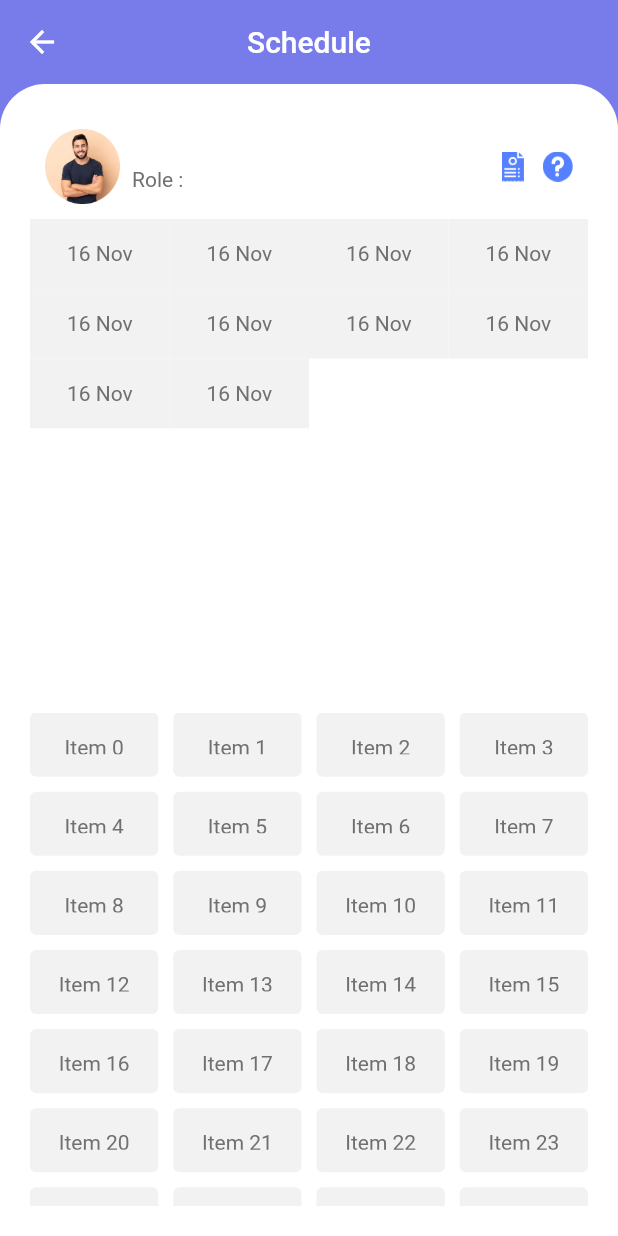
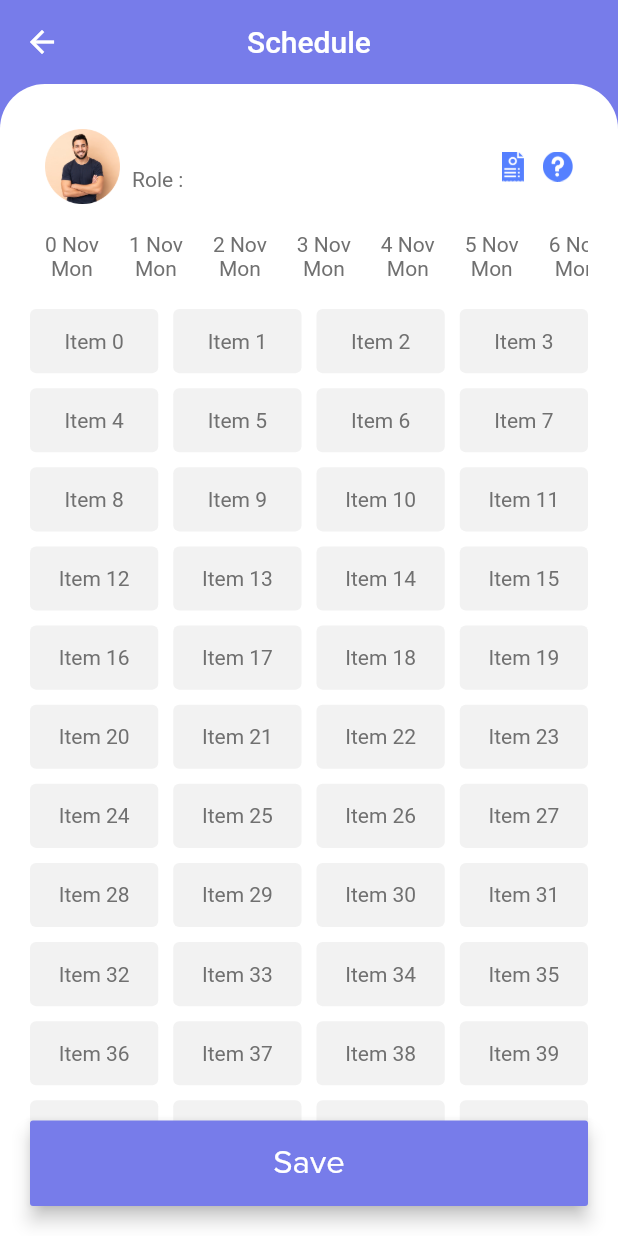
Before and after one commit to ashim-kansal/HH_therapist, a Flutter app: the BookSessionPage screen opened by its route, on a phone screen of 412 x 824 dp. Run offline on Flutter 3.47's test engine with Material 2 defaults, Android fonts, the phone set to English and light mode, and no system bars; our stand-ins replace charts_flutter; statements that could not run were skipped.

Commit message:
worked on sessions

```diff
--- a/lib/screens/book_session.dart
+++ b/lib/screens/book_session.dart
@@ -1,4 +1,8 @@
 import 'package:flutter/material.dart';
+import 'package:flutter/widgets.dart';
+import 'package:flutter_app/screens/sessions.dart';
+import 'package:flutter_app/widgets/MyScaffoldWidget.dart';
+import 'package:flutter_app/widgets/mywidgets.dart';
 import 'package:flutter_app/widgets/schedule_widgets.dart';
 import 'package:flutter_app/widgets/tharapist_cell.dart';
 
@@ -15,38 +19,24 @@ class BookSessionState extends State<BookSessionPage>{
 
   @override
   Widget build(BuildContext context){
-    return Scaffold(
-        appBar: AppBar(
-          title: Text('Schedule', style: TextStyle(color: Colors.white)),
-          centerTitle: true,
-          iconTheme: IconThemeData(
-            color: Colors.white, //change your color here
-          ),
-          backgroundColor: Theme.of(context).accentColor,
-          elevation: 0,
+    return MyWidget(title: 'Schedule', child: Column(
+      mainAxisAlignment: MainAxisAlignment.spaceAround,
+      children: [
+        TharapistCell(name: 'Abc', role: 'Abcd', showBook: false, onClick: (){},),
+        Container(height:50, child: SessionDateWidget()),
+        SizedBox(height: 10,),
+        Expanded(child: GridViewWidget(),),
+        Container(
+            child: HHButton(title: 'Save', type: 4, isEnable: true,onClick: (){
+              Navigator.pushNamed(context, SessionPage.RouteName);
+            },)
+        )
+      ],
+    )
+      // backgroundColor: Colors.white,
+      // This trailing comma makes auto-formatting nicer for build methods.
 
-        ),
-
-        body: Material(
-            color: Theme.of(context).accentColor,
-            child: Container(
-              padding: EdgeInsets.all(20),
-              decoration: BoxDecoration(
-                  borderRadius: BorderRadius.only(
-                    topRight: Radius.circular(30.0),
-                    topLeft: Radius.circular(30.0),
-                  ),
-                  color: Colors.white),
-              child: Column(
-                children: [
-                  TharapistCell(name: 'Abc', role: 'Abcd', showBook: false, onClick: (){},),
-                  Expanded(child: SessionDateWidget()),
-                  Expanded(child: GridViewWidget(),)
-                ],
-              )
-              // backgroundColor: Colors.white,
-              // This trailing comma makes auto-formatting nicer for build methods.
-            )));
+    );
 
   }
 }
--- a/lib/widgets/schedule_widgets.dart
+++ b/lib/widgets/schedule_widgets.dart
@@ -19,7 +19,7 @@ class GridViewWidget extends StatelessWidget{
               borderRadius: BorderRadius.all(Radius.circular(4.0)),
               color: HH_Colors.grey_F2F2F2,
             ),
-          padding: EdgeInsets.all(15),
+            padding: EdgeInsets.all(10),
             child: Center(child: Text(
               'Item $index',
               textAlign: TextAlign.center,
@@ -32,30 +32,82 @@ class GridViewWidget extends StatelessWidget{
 }
 
 
-class SessionDateWidget extends StatelessWidget{
+class SessionDateWidget extends StatefulWidget{
+  var list = [];
+
+
+  @override
+  State<StatefulWidget> createState() => SessionDateWidgetState();
+
+}
+
+class SessionDateWidgetState extends State<SessionDateWidget>{
+
+  void populateData() {
+    for (int i = 0; i < 10; i++)
+      widget.list.add(ListItem<String>("$i Nov\nMon"));
+  }
+
+  @override
+  void initState() {
+    super.initState();
+    widget.list??List();
+
+    populateData();
+  }
 
   @override
   Widget build(BuildContext context) {
-    return GridView.count(
-      // Create a grid with 2 columns. If you change the scrollDirection to
-      // horizontal, this produces 2 rows.
-      crossAxisCount: 4,
-      childAspectRatio: 2,
-      shrinkWrap: true,
-      // Generate 100 widgets that display their index in the List.
-      children: List.generate(10, (index) {
-        return Container(
+    return ListView.separated(
+      scrollDirection: Axis.horizontal,
+      itemCount: widget.list.length,
+      itemBuilder: (context, index) {
+        return GestureDetector(
+          child: Container(
             decoration: BoxDecoration(
-            color: HH_Colors.grey_F2F2F2,
+              borderRadius: BorderRadius.all(Radius.circular(3)),
+              color: widget.list[index].isSelected ? HH_Colors.primaryColor : Colors.white,
+
             ),
-          padding: EdgeInsets.all(15),
-          child: Center(child: Text(
-            '16 Nov\nMon',
+            padding: EdgeInsets.fromLTRB(10, 5, 10, 5),
+            child: Center(
+              child: Text(
+                widget.list[index].data,
                 textAlign: TextAlign.center,
-            style: TextStyle(color: HH_Colors.grey_707070),
+                style: TextStyle(color: widget.list[index].isSelected? Colors.white : HH_Colors.grey_707070),
               ),),
+          ),
+          onTap: (){
+            setItemSelected(index);
+          },
         );
-      })
+
+
+
+      },
+      separatorBuilder: (context, index) {
+        return Divider();
+      },
     );
   }
+
+  void setItemSelected(int index) {
+    setState(() {
+      for (int i = 0; i < widget.list.length; i++){
+        if(index == i) {
+          widget.list[i].isSelected = true;
+        }else{
+          widget.list[i].isSelected = false;
         }
+      }
+
+
+    });
+  }
+}
+
+class ListItem<String> {
+  bool isSelected = false; //Selection property to highlight or not
+  String data; //Data of the user
+  ListItem(this.data); //Constructor to assign the data
+}
```
Lines whose indentation alone changed are shown as unchanged.
